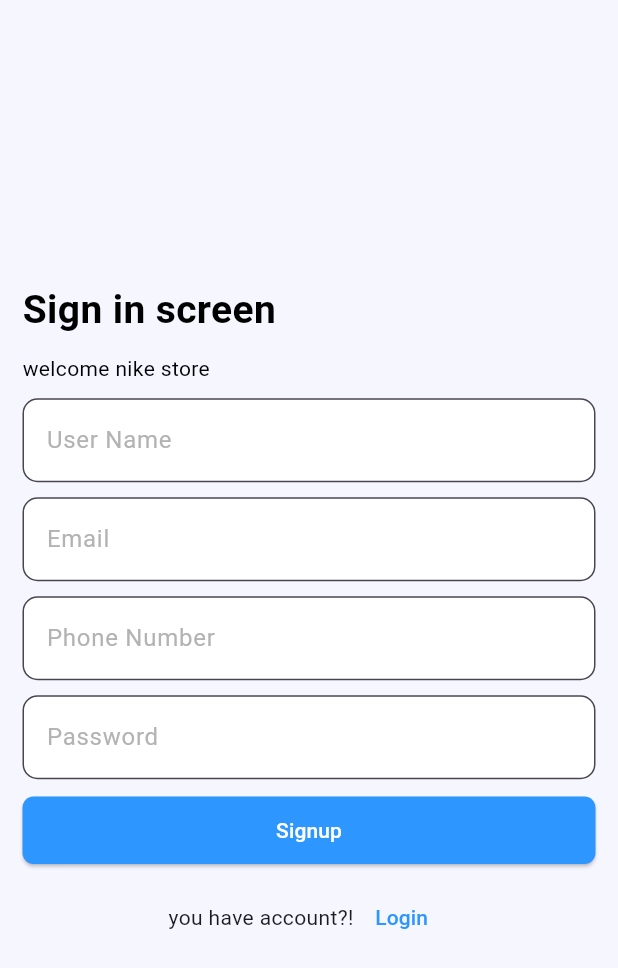
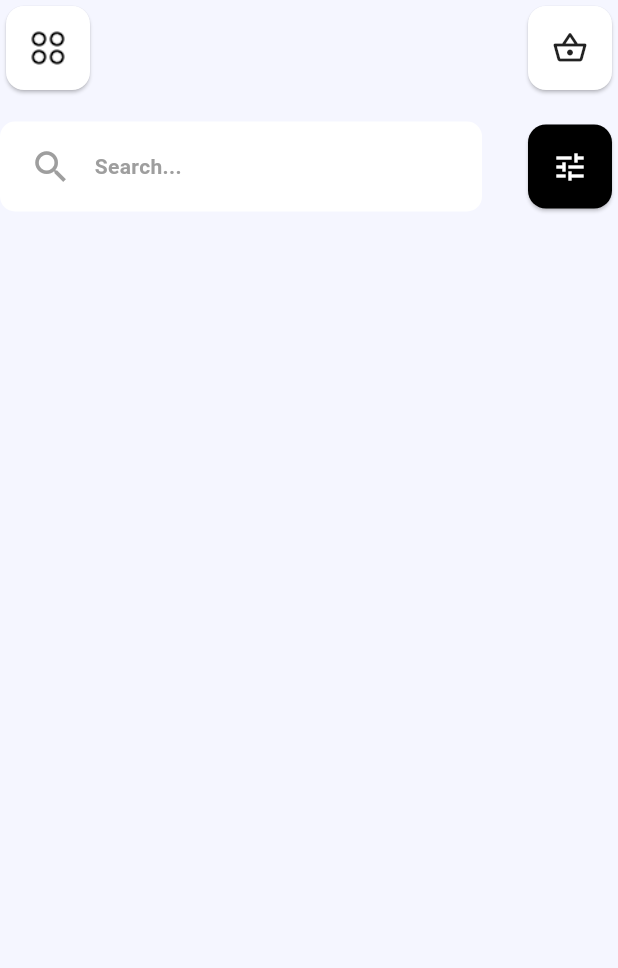
Before and after one commit to MehrabBozorgi/flutter_nike_shoe_store, a Flutter app: the SignupScreen screen opened directly, after a tap on "Signup", on a phone screen of 412 x 824 dp. Shown: the top 968 px of the screen. Run offline on Flutter 3.47's test engine with Material 3 defaults, Android fonts, the phone set to English and light mode, and no system bars.

Commit message:
flutter nike shoe store

```diff
--- a/lib/main.dart
+++ b/lib/main.dart
@@ -1,7 +1,5 @@
 import 'package:flutter/material.dart';
-import 'package:flutter_nike_shoe_store/splash_screen.dart';
-
-import 'login_screen.dart';
+import 'package:flutter_nike_shoe_store/screen/splash_screen.dart';
 
 void main() {
   runApp(const MyApp());
--- /dev/null
+++ b/lib/screen/begin_screen.dart
@@ -0,0 +1,100 @@
+import 'package:flutter/material.dart';
+
+class BeginScreen extends StatelessWidget {
+  const BeginScreen({super.key});
+
+  @override
+  Widget build(BuildContext context) {
+    return SafeArea(
+      child: Scaffold(
+        backgroundColor: Color(0xffF5F6FF),
+        body: Column(
+          spacing: 15,
+          children: [
+            TopIconSection(),
+            SearchBarSection(),
+          ],
+        ),
+      ),
+    );
+  }
+}
+
+class SearchBarSection extends StatelessWidget {
+  const SearchBarSection({super.key});
+
+  @override
+  Widget build(BuildContext context) {
+    return Row(
+      mainAxisAlignment: MainAxisAlignment.spaceBetween,
+      children: [
+        ///widget1
+        Container(
+          width: MediaQuery.of(context).size.width * 0.78,
+          height: 60,
+          padding: EdgeInsets.only(left: 20),
+          decoration: BoxDecoration(
+            color: Colors.white,
+            borderRadius: BorderRadius.circular(10),
+          ),
+          child: Row(
+            spacing: 15,
+            children: [
+              Icon(
+                Icons.search,
+                color: Colors.grey,
+                size: 28,
+              ),
+              Text(
+                'Search...',
+                style: TextStyle(
+                  color: Colors.grey,
+                  fontWeight: FontWeight.bold,
+                ),
+              )
+            ],
+          ),
+        ),
+
+        ///widget2
+        Card(
+          color: Colors.black,
+          child: Padding(
+            padding: EdgeInsets.all(16),
+            child: Icon(
+              Icons.tune,
+              color: Colors.white,
+            ),
+          ),
+        )
+      ],
+    );
+  }
+}
+
+class TopIconSection extends StatelessWidget {
+  const TopIconSection({super.key});
+
+  @override
+  Widget build(BuildContext context) {
+    return Row(
+      mainAxisAlignment: MainAxisAlignment.spaceBetween,
+      children: [
+        Card(
+          color: Colors.white,
+          child: Padding(
+            padding: EdgeInsets.all(16),
+            child: Image.asset('assets/images/hugeicons_menu-circle.png', width: 24),
+          ),
+        ),
+        Card(
+          color: Colors.white,
+          child: Padding(
+            padding: EdgeInsets.all(16),
+            child: Icon(Icons.shopping_basket_outlined),
+          ),
+        ),
+      ],
+    );
+  }
+}
--- a/lib/login_screen.dart
+++ b/lib/screen/login_screen.dart
@@ -1,6 +1,8 @@
 import 'package:flutter/material.dart';
 import 'package:flutter/services.dart';
-import 'package:flutter_nike_shoe_store/signup_screen.dart';
+import 'package:flutter_nike_shoe_store/screen/signup_screen.dart';
+
+import 'begin_screen.dart';
 
 class LoginScreen extends StatefulWidget {
   const LoginScreen({super.key});
@@ -76,6 +78,7 @@ class _LoginScreenState extends State<LoginScreen> {
                         }
                       });
                     },
+
                     ///if true = visible , else = invisible
                     icon: textStatus ? Icon(Icons.visibility_outlined) : Icon(Icons.visibility_off_outlined),
                   ),
@@ -105,11 +108,19 @@ class _LoginScreenState extends State<LoginScreen> {
               ),
               ElevatedButton(
                 style: ElevatedButton.styleFrom(
-                    backgroundColor: Color(0xFF2D96FF),
-                    foregroundColor: Color(0xFFffffff),
-                    fixedSize: Size(double.maxFinite, 45),
-                    shape: RoundedRectangleBorder(borderRadius: BorderRadius.circular(7.5))),
-                onPressed: () {},
+                  backgroundColor: Color(0xFF2D96FF),
+                  foregroundColor: Color(0xFFffffff),
+                  fixedSize: Size(double.maxFinite, 45),
+                  shape: RoundedRectangleBorder(borderRadius: BorderRadius.circular(7.5)),
+                ),
+                onPressed: () {
+                  Navigator.of(context).pushAndRemoveUntil(
+                    MaterialPageRoute(
+                      builder: (context) => BeginScreen(),
+                    ),
+                    (route) => false,
+                  );
+                },
                 child: Text('Login'),
               ),
 
@@ -122,10 +133,12 @@ class _LoginScreenState extends State<LoginScreen> {
                       foregroundColor: Color(0xFF2D96FF),
                     ),
                     onPressed: () {
-
-                      Navigator.push(context, MaterialPageRoute(builder: (context) => SignupScreen(),),);
-
-
+                      Navigator.push(
+                        context,
+                        MaterialPageRoute(
+                          builder: (context) => SignupScreen(),
+                        ),
+                      );
                     },
                     child: Text('Create account'),
                   ),
--- a/lib/signup_screen.dart
+++ b/lib/screen/signup_screen.dart
@@ -1,6 +1,8 @@
 import 'package:flutter/material.dart';
 import 'package:flutter/services.dart';
-import 'package:flutter_nike_shoe_store/login_screen.dart';
+import 'package:flutter_nike_shoe_store/screen/login_screen.dart';
+
+import 'begin_screen.dart';
 
 class SignupScreen extends StatelessWidget {
   const SignupScreen({super.key});
@@ -60,7 +62,16 @@ class SignupScreen extends StatelessWidget {
                   fixedSize: Size(double.maxFinite, 45),
                   shape: RoundedRectangleBorder(borderRadius: BorderRadius.circular(7.5)),
                 ),
-                onPressed: () {},
+                onPressed: () {
+
+                  Navigator.of(context).pushAndRemoveUntil(
+                    MaterialPageRoute(
+                      builder: (context) => BeginScreen(),
+                    ),
+                        (route) => false,
+                  );
+
+                },
                 child: Text('Signup'),
               ),
               Row(
--- a/lib/splash_screen.dart
+++ b/lib/screen/splash_screen.dart
@@ -1,7 +1,7 @@
 import 'dart:async';
 
 import 'package:flutter/material.dart';
-import 'package:flutter_nike_shoe_store/login_screen.dart';
+import 'package:flutter_nike_shoe_store/screen/login_screen.dart';
 
 
 class SplashScreen extends StatefulWidget {
--- a/pubspec.yaml
+++ b/pubspec.yaml
@@ -59,7 +59,9 @@ flutter:
 
   # To add assets to your application, add an assets section, like this:
   assets:
-    - assets/images/blue2.png
+#    - assets/images/blue2.png
+#    - assets/images/hugeicons_menu-circle.png
+    - assets/images/
   #   - images/a_dot_ham.jpeg
 
   # An image asset can refer to one or more resolution-specific "variants", see
```
Also changed, not shown: assets/images/gg_adidas.png (added), assets/images/hugeicons_menu-circle.png (added), assets/images/simple-icons_jordan.png (added), assets/images/simple-icons_nike.png (added), assets/images/simple-icons_puma.png (added).
